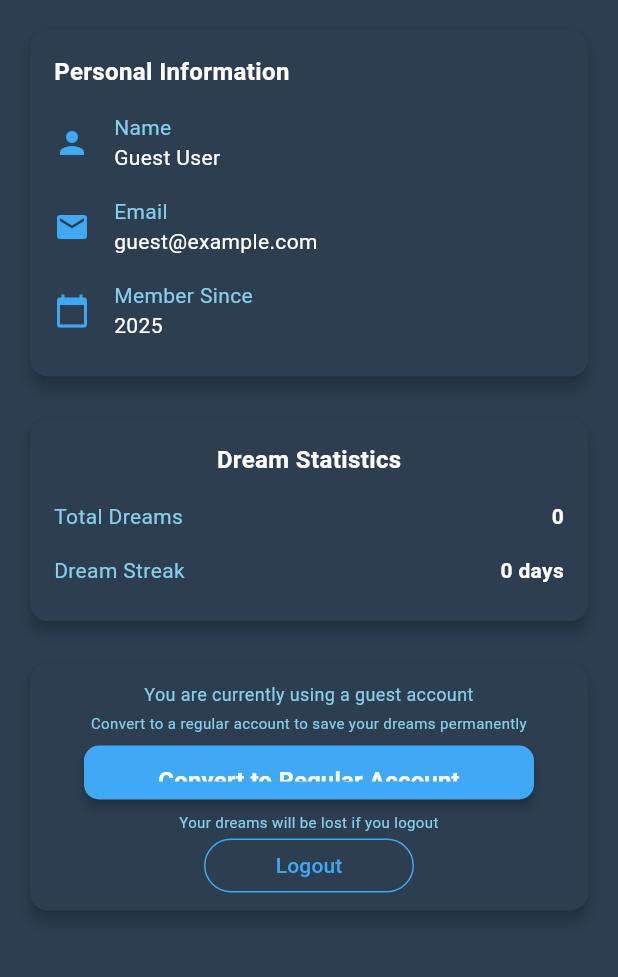
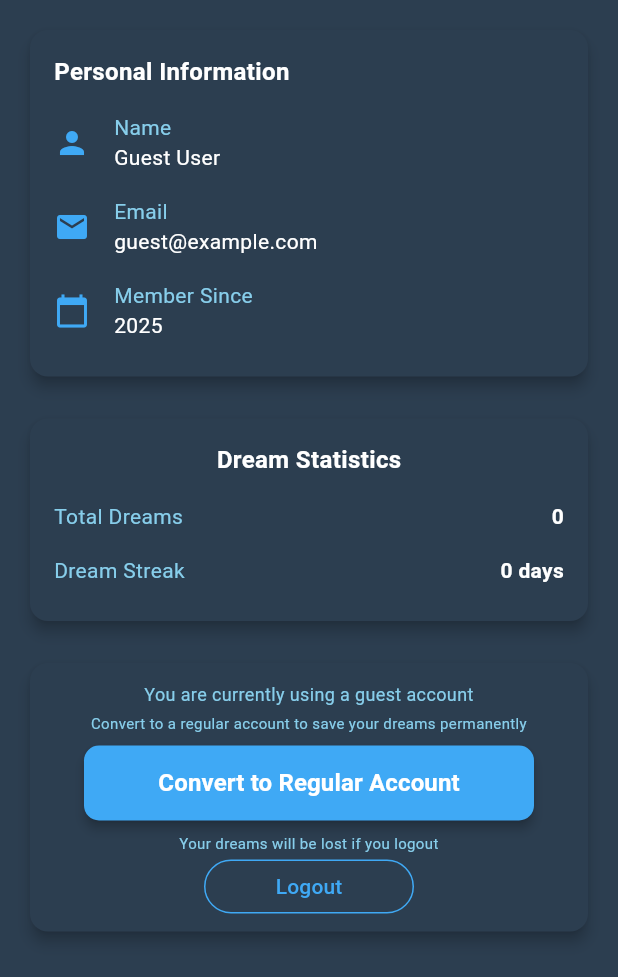
Before and after one commit to Syamgith/ai-dream-journal-frontend, a Flutter app: the ProfilePage screen opened by its route, on a phone screen of 412 x 824 dp. Shown: the top 977 px of the screen. Run offline on Flutter 3.47's test engine with Material 3 defaults, Android fonts, the phone set to English and light mode, and no system bars; our stand-ins replace flutter_dotenv, flutter_riverpod, flutter_secure_storage, google_sign_in; accounts and stored records are empty.

Commit message:
fixed UI issue with Conver to regular user account

```diff
--- a/dream_journal_app/lib/features/profile/presentation/pages/profile_page.dart
+++ b/dream_journal_app/lib/features/profile/presentation/pages/profile_page.dart
@@ -208,7 +208,7 @@ class ProfilePage extends ConsumerWidget {
             Center(
               child: SizedBox(
                 width: 300,
-                height: 36,
+                //height: 36,
                 child: AuthButton(
                   text: 'Convert to Regular Account',
                   onPressed: () => _showConvertGuestDialog(context, ref),
```
Also changed, not shown: 4 other files.
